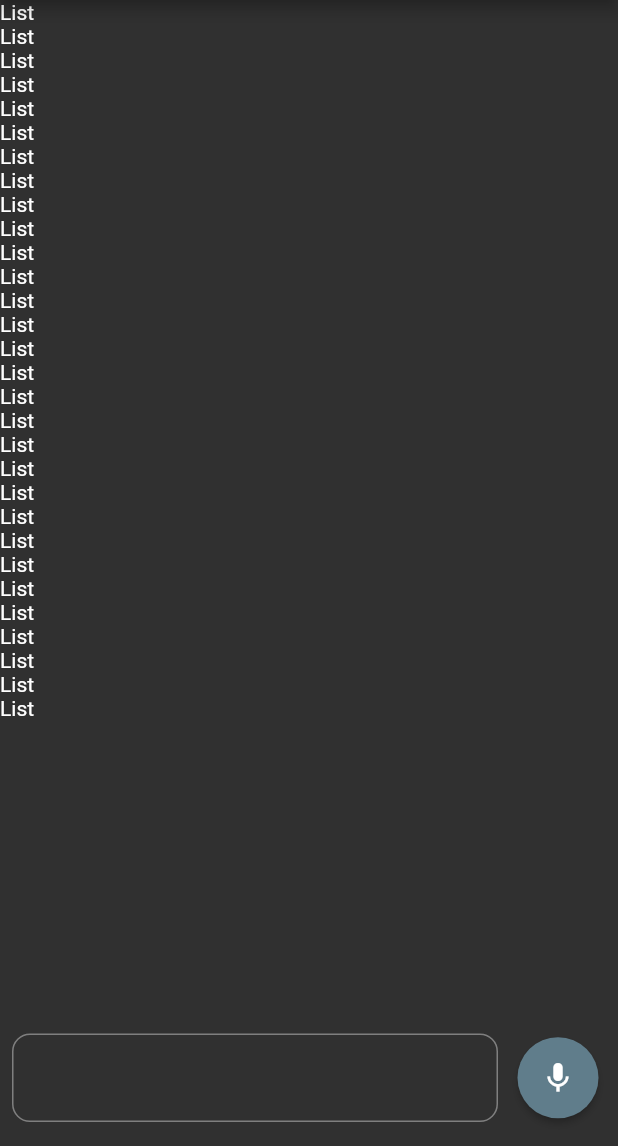
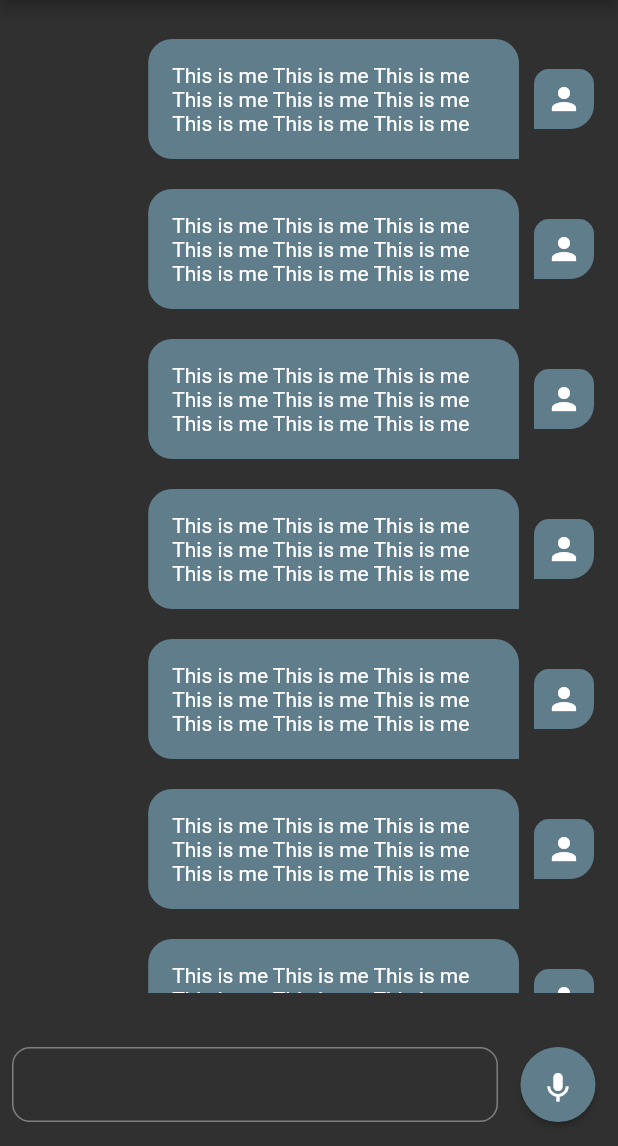
Before and after one commit to ahmedessam3le/chat_gpt, a Flutter app: the screen it shows after launch, on a phone screen of 412 x 824 dp, the part 90-1236 px from its top. Run offline on Flutter 3.47's test engine with Material 2 defaults, Android fonts, the phone set to English and light mode, and no system bars; our stand-ins replace flutter_riverpod.

Commit message:
feat: Implement custom chat item

```diff
--- a/lib/views/chat_view.dart
+++ b/lib/views/chat_view.dart
@@ -1,3 +1,4 @@
+import 'package:chat_gpt/widgets/chat_item.dart';
 import 'package:chat_gpt/widgets/my_app_bar.dart';
 import 'package:chat_gpt/widgets/text_and_voice_field.dart';
 import 'package:flutter/material.dart';
@@ -12,11 +13,20 @@ class ChatView extends StatelessWidget {
       body: Column(
         children: [
           Expanded(
-            child: ListView.builder(
-              itemCount: 30,
-              itemBuilder: (context, index) => const Text('List'),
+            child: Padding(
+              padding: const EdgeInsets.fromLTRB(16, 16, 16, 4),
+              child: ListView.builder(
+                physics: const BouncingScrollPhysics(),
+                itemCount: 30,
+                itemBuilder: (context, index) => const ChatItem(
+                  message:
+                      'This is me This is me This is me This is me This is me This is me This is me This is me This is me ',
+                  isMe: true,
+                ),
+              ),
             ),
           ),
+          const SizedBox(height: 16),
           const TextAndVoiceField(),
         ],
       ),
--- /dev/null
+++ b/lib/widgets/chat_item.dart
@@ -0,0 +1,62 @@
+import 'package:chat_gpt/widgets/profile_container.dart';
+import 'package:flutter/material.dart';
+
+class ChatItem extends StatelessWidget {
+  final String message;
+  final bool isMe;
+  const ChatItem({Key? key, required this.message, required this.isMe})
+      : super(key: key);
+
+  @override
+  Widget build(BuildContext context) {
+    return Container(
+      margin: const EdgeInsets.symmetric(vertical: 10),
+      child: Row(
+        mainAxisAlignment:
+            isMe ? MainAxisAlignment.end : MainAxisAlignment.start,
+        children: [
+          if (!isMe)
+            Row(
+              children: [
+                ProfileContainer(
+                  isMe: isMe,
+                ),
+                const SizedBox(width: 10),
+              ],
+            ),
+          Container(
+            padding: const EdgeInsets.all(16),
+            constraints: BoxConstraints(
+              maxWidth: MediaQuery.of(context).size.width * 0.6,
+            ),
+            decoration: BoxDecoration(
+              color: isMe
+                  ? Theme.of(context).colorScheme.secondary
+                  : Colors.grey.shade800,
+              borderRadius: BorderRadius.only(
+                topLeft: const Radius.circular(16),
+                topRight: const Radius.circular(16),
+                bottomLeft: Radius.circular(isMe ? 16 : 0),
+                bottomRight: Radius.circular(isMe ? 0 : 16),
+              ),
+            ),
+            child: Text(
+              message,
+              style:
+                  TextStyle(color: Theme.of(context).colorScheme.onSecondary),
+            ),
+          ),
+          if (isMe)
+            Row(
+              children: [
+                const SizedBox(width: 10),
+                ProfileContainer(
+                  isMe: isMe,
+                ),
+              ],
+            ),
+        ],
+      ),
+    );
+  }
+}
--- /dev/null
+++ b/lib/widgets/profile_container.dart
@@ -0,0 +1,30 @@
+import 'package:flutter/material.dart';
+
+class ProfileContainer extends StatelessWidget {
+  final bool isMe;
+  const ProfileContainer({Key? key, required this.isMe}) : super(key: key);
+
+  @override
+  Widget build(BuildContext context) {
+    return Container(
+      width: 40,
+      height: 40,
+      alignment: Alignment.center,
+      decoration: BoxDecoration(
+        color: isMe
+            ? Theme.of(context).colorScheme.secondary
+            : Colors.grey.shade800,
+        borderRadius: BorderRadius.only(
+          topLeft: const Radius.circular(10),
+          topRight: const Radius.circular(10),
+          bottomLeft: Radius.circular(isMe ? 0 : 16),
+          bottomRight: Radius.circular(isMe ? 16 : 0),
+        ),
+      ),
+      child: Icon(
+        isMe ? Icons.person : Icons.computer,
+        color: Theme.of(context).colorScheme.onSecondary,
+      ),
+    );
+  }
+}
--- a/lib/widgets/text_and_voice_field.dart
+++ b/lib/widgets/text_and_voice_field.dart
@@ -35,6 +35,8 @@ class _TextAndVoiceFieldState extends State<TextAndVoiceField> {
   Widget build(BuildContext context) {
     return Padding(
       padding: const EdgeInsets.symmetric(horizontal: 8.0, vertical: 16),
+      child: SizedBox(
+        height: 50,
         child: Row(
           children: [
             Expanded(
@@ -62,6 +64,7 @@ class _TextAndVoiceFieldState extends State<TextAndVoiceField> {
             ToggleButton(inputMode: inputMode),
           ],
         ),
+      ),
     );
   }
 }
```
Lines whose indentation alone changed are shown as unchanged.
